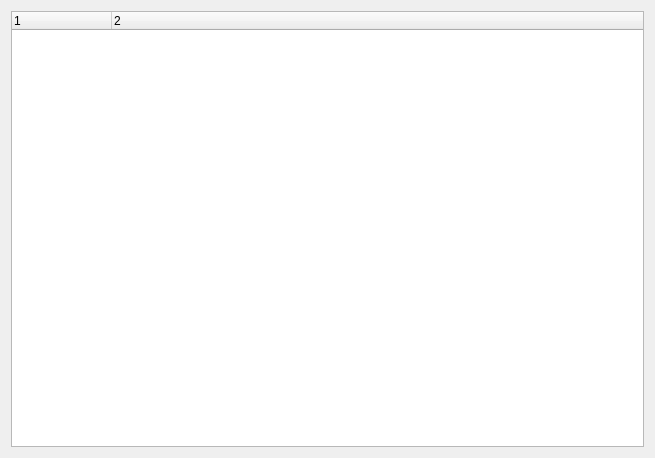
This is sources/interface/InstrumDialog.ui in linuxmao-org/Frontieres as Qt 5 draws it before an edit. The edited form follows.
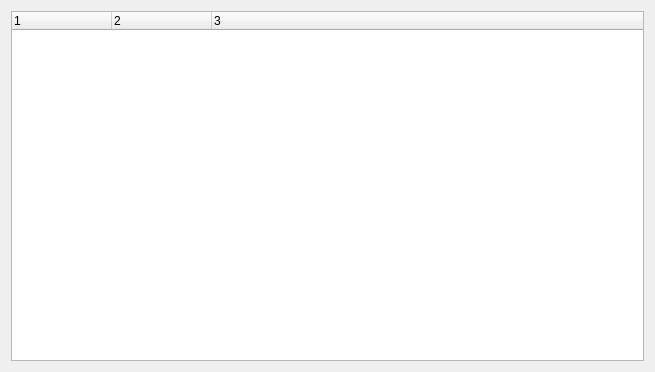
This is the edited form.

```diff
--- a/sources/interface/InstrumDialog.ui
+++ b/sources/interface/InstrumDialog.ui
@@ -7,7 +7,7 @@
     <x>0</x>
     <y>0</y>
     <width>655</width>
-    <height>458</height>
+    <height>372</height>
    </rect>
   </property>
   <property name="windowTitle">
@@ -16,8 +16,11 @@
   <layout class="QVBoxLayout" name="verticalLayout">
    <item>
     <widget class="QTreeWidget" name="treeWidget">
+     <property name="alternatingRowColors">
+      <bool>true</bool>
+     </property>
      <property name="columnCount">
-      <number>2</number>
+      <number>3</number>
      </property>
      <column>
       <property name="text">
@@ -29,6 +32,11 @@
        <string notr="true">2</string>
       </property>
      </column>
+     <column>
+      <property name="text">
+       <string notr="true">3</string>
+      </property>
+     </column>
     </widget>
    </item>
   </layout>
```
